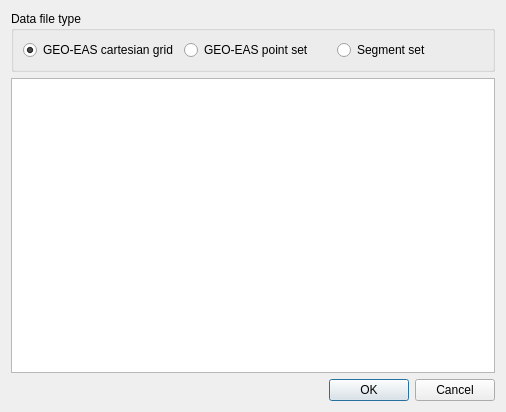
Before: the Qt Designer form dialogs/datafiledialog.ui in PauloCarvalhoRJ/gammaray, drawn with Qt 5.
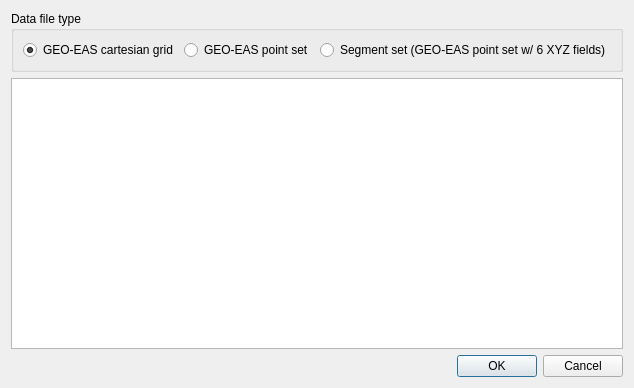
After: the same form once the commit is applied.

Commit message: Segment Sets: introducing the SegmentSet domain class.

```diff
--- a/dialogs/datafiledialog.ui
+++ b/dialogs/datafiledialog.ui
@@ -6,8 +6,8 @@
    <rect>
     <x>0</x>
     <y>0</y>
-    <width>506</width>
-    <height>412</height>
+    <width>553</width>
+    <height>388</height>
    </rect>
   </property>
   <property name="windowTitle">
@@ -40,7 +40,7 @@
       <item>
        <widget class="QRadioButton" name="radioSegmentSet">
         <property name="text">
-         <string>Segment set</string>
+         <string>Segment set (GEO-EAS point set w/ 6 XYZ fields)</string>
         </property>
        </widget>
       </item>
```
The commit also changes 10 other files.
